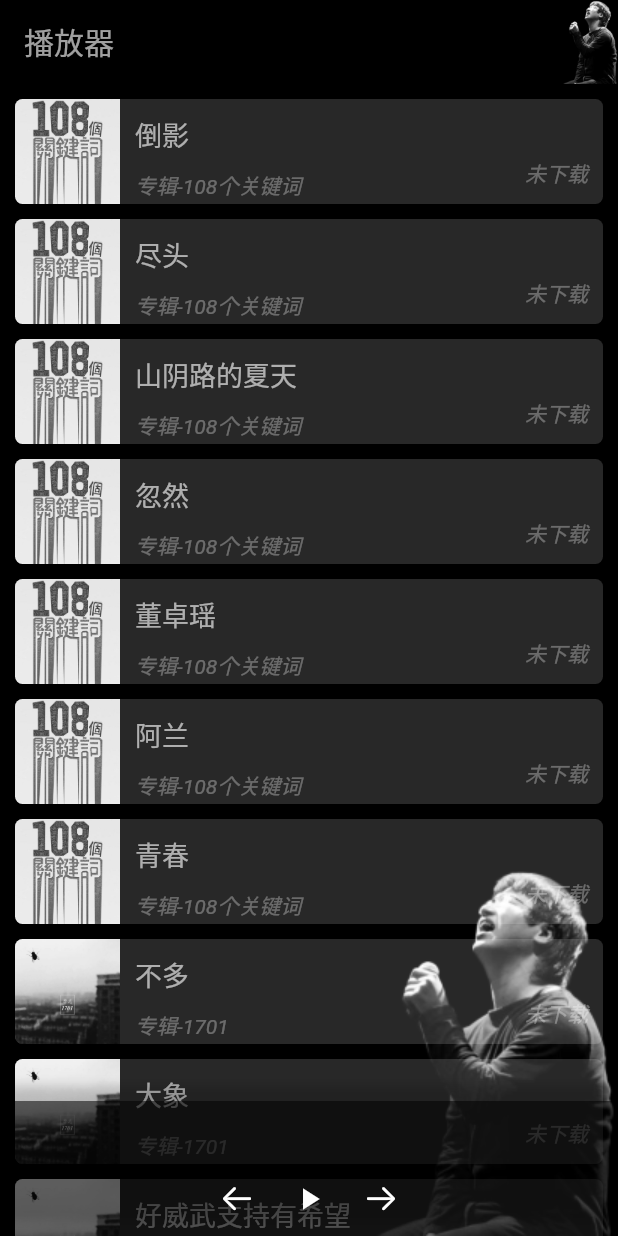
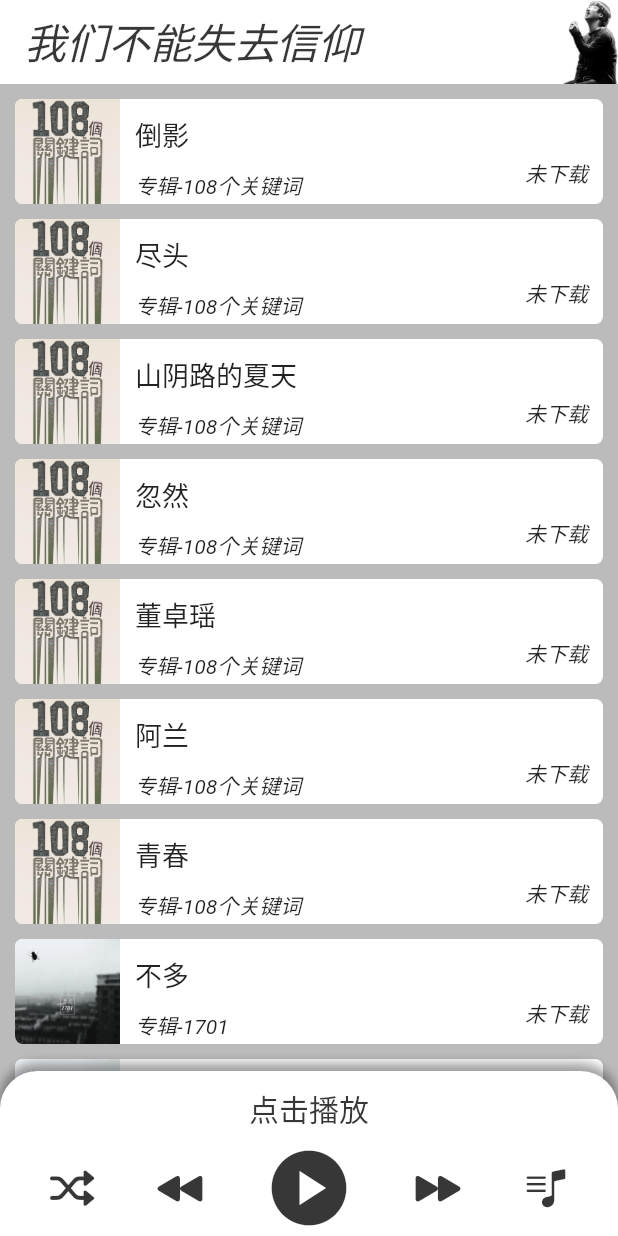
Before and after one commit to isfk/bige, a Flutter app: the screen it shows after launch, on a phone screen of 412 x 824 dp. Run offline on Flutter 3.47's test engine with Material 2 defaults, Android fonts, the phone set to English and light mode, and no system bars; drawn by our look-alikes of auto_size_text; our stand-ins replace audioplayers, dio, get, permission_handler, shared_preferences, toast; missing offline and left inert: flutter_media_metadata.

Commit message:
播放控制没话

```diff
--- a/lib/controllers/musicController.dart
+++ b/lib/controllers/musicController.dart
@@ -105,4 +105,8 @@ class MusicController extends GetxController {
     isPlaying(true);
     await audioPlayer.play(UrlSource(playMusic.value.url));
   }
+
+  void shuffle() async {
+    list.shuffle();
+  }
 }
--- a/lib/main.dart
+++ b/lib/main.dart
@@ -1,4 +1,7 @@
+import 'dart:io';
+
 import 'package:flutter/material.dart';
+import 'package:flutter/services.dart';
 import 'package:get/get.dart';
 import 'package:player/pages/home.dart';
 
@@ -12,6 +15,11 @@ class MyApp extends StatelessWidget {
   // This widget is the root of your application.
   @override
   Widget build(BuildContext context) {
+    if (Platform.isAndroid) {
+      SystemUiOverlayStyle systemUiOverlayStyle =
+          const SystemUiOverlayStyle(statusBarColor: Colors.transparent);
+      SystemChrome.setSystemUIOverlayStyle(systemUiOverlayStyle);
+    }
     return GetMaterialApp(
       title: '播放器',
       theme: ThemeData(
--- a/lib/pages/home.dart
+++ b/lib/pages/home.dart
@@ -16,30 +16,29 @@ class HomePage extends StatelessWidget {
     final MusicController c = Get.put(MusicController());
 
     return Scaffold(
-      backgroundColor: Colors.transparent,
+      backgroundColor: const Color.fromARGB(255, 187, 187, 187),
       appBar: PreferredSize(
         preferredSize: const Size(double.maxFinite, 56),
         child: GestureDetector(
           child: AppBar(
-            title: Obx(
-              () => AutoSizeText(
-                "播放器 ${c.playMusic.value.name}",
-                style: const TextStyle(
-                  fontSize: 20,
-                  color: Color.fromARGB(160, 255, 255, 255),
-                ),
+            title: const AutoSizeText(
+              "我们不能失去信仰",
+              style: TextStyle(
+                  fontSize: 28,
+                  color: Color.fromARGB(200, 0, 0, 0),
+                  fontStyle: FontStyle.italic),
               minFontSize: 14,
               maxLines: 1,
             ),
-            ),
-            backgroundColor: Colors.black,
+            backgroundColor: Colors.white,
             elevation: 0,
             flexibleSpace: Container(
               decoration: const BoxDecoration(
-                color: Colors.black,
+                color: Colors.white,
                 image: DecorationImage(
                   image: AssetImage("assets/lizhi.png"),
                   alignment: Alignment.bottomRight,
+                  fit: BoxFit.scaleDown,
                 ),
               ),
             ),
@@ -52,15 +51,7 @@ class HomePage extends StatelessWidget {
         ),
       ),
       body: Obx(
-        () => Container(
-          decoration: const BoxDecoration(
-            color: Colors.black,
-            image: DecorationImage(
-              image: AssetImage("assets/lizhi.png"),
-              alignment: Alignment.bottomRight,
-            ),
-          ),
-          child: Stack(children: [
+        () => Stack(children: [
           ListView.builder(
             padding: const EdgeInsets.only(bottom: 10),
             controller: controller,
@@ -93,41 +84,60 @@ class HomePage extends StatelessWidget {
               left: 0,
               right: 0,
               child: Container(
-                  height: 90,
+                height: 110,
                 width: double.infinity,
                 decoration: const BoxDecoration(
-                    color: Colors.black54,
+                  color: Color.fromARGB(255, 255, 255, 255),
                   boxShadow: [
                     BoxShadow(
-                        color: Color.fromARGB(40, 0, 0, 0),
-                        offset: Offset(0, -10),
+                      color: Color.fromARGB(95, 0, 0, 0),
+                      offset: Offset(0, -5),
                       blurRadius: 5,
                     ),
                   ],
+                  borderRadius: BorderRadius.only(
+                    topLeft: Radius.circular(25),
+                    topRight: Radius.circular(25),
+                  ),
                 ),
                 child: Column(
                   children: [
                     Padding(
-                        padding: const EdgeInsets.all(10),
+                      padding: const EdgeInsets.fromLTRB(10, 10, 10, 0),
                       child: Center(
-                          child: Text(
-                            c.playMusic.value.name,
+                          child: AutoSizeText(
+                        c.playMusic.value.name.isNotEmpty
+                            ? c.playMusic.value.name
+                            : "点击播放",
                         style: const TextStyle(
-                                color: Colors.white, fontSize: 18),
+                          fontSize: 20,
+                          color: Color.fromARGB(200, 0, 0, 0),
                         ),
-                        ),
+                        minFontSize: 14,
+                        maxLines: 1,
+                      )),
                     ),
                     Row(
-                        mainAxisAlignment: MainAxisAlignment.center,
+                      mainAxisAlignment: MainAxisAlignment.spaceEvenly,
                       children: [
                         IconButton(
-                            onPressed: () => c.prev(),
+                          iconSize: 30,
+                          onPressed: () => c.shuffle(),
                           icon: const Icon(
-                              CupertinoIcons.arrow_left,
-                              color: Colors.white,
+                            CupertinoIcons.shuffle,
+                            color: Color.fromARGB(200, 0, 0, 0),
                           ),
                         ),
                         IconButton(
+                          iconSize: 30,
+                          onPressed: () => c.prev(),
+                          icon: const Icon(
+                            CupertinoIcons.backward_fill,
+                            color: Color.fromARGB(200, 0, 0, 0),
+                          ),
+                        ),
+                        IconButton(
+                          iconSize: 60,
                           onPressed: () {
                             if (c.audioPlayer.state == PlayerState.stopped) {
                               c.play(0);
@@ -141,16 +151,25 @@ class HomePage extends StatelessWidget {
                           },
                           icon: Icon(
                             c.isPlaying.value == true
-                                  ? Icons.pause
-                                  : Icons.play_arrow,
-                              color: Colors.white,
+                                ? Icons.pause_circle
+                                : Icons.play_circle,
+                            color: const Color.fromARGB(200, 0, 0, 0),
                           ),
                         ),
                         IconButton(
+                          iconSize: 30,
                           onPressed: () => c.next(),
                           icon: const Icon(
-                              CupertinoIcons.arrow_right,
-                              color: Colors.white,
+                            CupertinoIcons.forward_fill,
+                            color: Color.fromARGB(200, 0, 0, 0),
+                          ),
+                        ),
+                        IconButton(
+                          iconSize: 30,
+                          onPressed: () {},
+                          icon: const Icon(
+                            CupertinoIcons.music_note_list,
+                            color: Color.fromARGB(200, 0, 0, 0),
                           ),
                         ),
                       ],
@@ -160,7 +179,6 @@ class HomePage extends StatelessWidget {
               )),
         ]),
       ),
-      ),
     );
   }
 }
--- a/lib/widgets/musicItem.dart
+++ b/lib/widgets/musicItem.dart
@@ -24,12 +24,12 @@ class _MusicItemState extends State<MusicItem> {
         margin: const EdgeInsets.fromLTRB(10, 10, 10, 0),
         decoration: BoxDecoration(
           image: DecorationImage(
-            image: AssetImage(getCoverPng(widget.music.artist!)),
-            colorFilter: const ColorFilter.mode(Colors.black, BlendMode.hue),
+            image: AssetImage(getCoverPng(widget.music.artist)),
+            // colorFilter: const ColorFilter.mode(Colors.black, BlendMode.hue),
             fit: BoxFit.contain,
             alignment: Alignment.topLeft,
           ),
-          color: const Color.fromARGB(40, 255, 255, 255),
+          color: const Color.fromARGB(255, 255, 255, 255),
           borderRadius: const BorderRadius.all(Radius.circular(5)),
         ),
         padding: const EdgeInsets.all(10),
@@ -45,7 +45,7 @@ class _MusicItemState extends State<MusicItem> {
                     style: const TextStyle(
                       fontSize: 18,
                       fontWeight: FontWeight.w500,
-                      color: Color.fromARGB(160, 255, 255, 255),
+                      // color: Color.fromARGB(160, 255, 255, 255),
                     ),
                     minFontSize: 14,
                     maxLines: 1,
@@ -56,7 +56,7 @@ class _MusicItemState extends State<MusicItem> {
                     style: const TextStyle(
                       fontSize: 14,
                       fontStyle: FontStyle.italic,
-                      color: Color.fromARGB(80, 255, 255, 255),
+                      // color: Color.fromARGB(80, 255, 255, 255),
                     ),
                   ),
                 ],
@@ -69,7 +69,7 @@ class _MusicItemState extends State<MusicItem> {
                   style: TextStyle(
                     fontSize: 14,
                     fontStyle: FontStyle.italic,
-                    color: Color.fromARGB(80, 255, 255, 255),
+                    // color: Color.fromARGB(80, 255, 255, 255),
                   ),
                 ),
               )
```
Also changed, not shown: pubspec.lock. Lines whose indentation alone changed are shown as unchanged.
